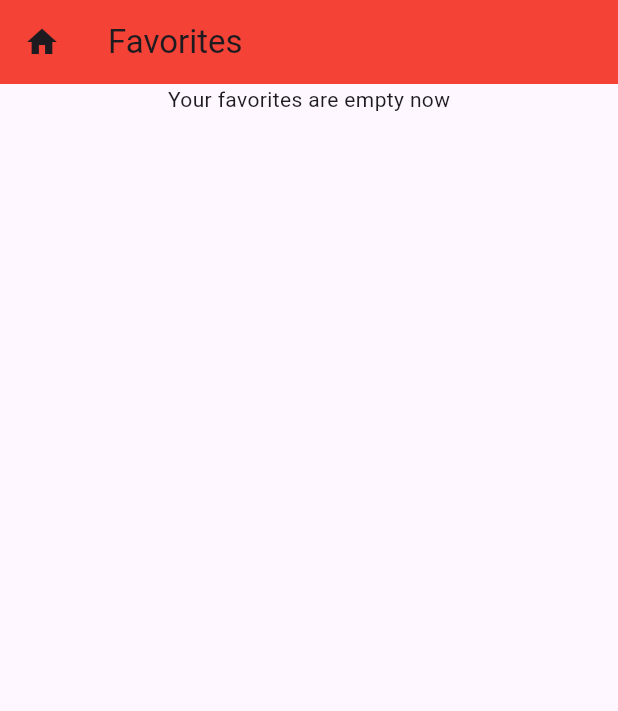
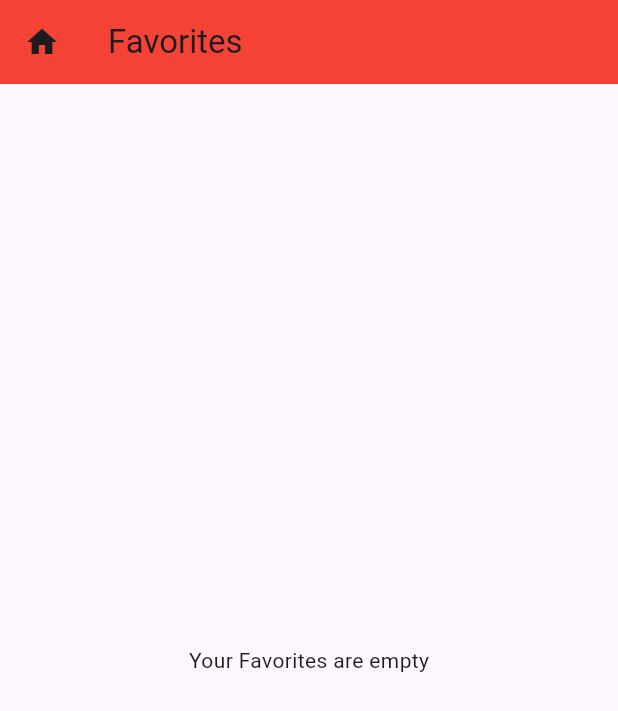
Before and after one commit to Amoako419/Flutter_Semester_Project, a Flutter app: the Favorite screen opened directly, on a phone screen of 412 x 824 dp. Shown: the top 711 px of the screen. Run offline on Flutter 3.47's test engine with Material 3 defaults, Android fonts, the phone set to English and light mode, and no system bars.

Commit message:
initial commit

```diff
--- a/health_monitor/lib/main.dart
+++ b/health_monitor/lib/main.dart
@@ -2,6 +2,8 @@ import 'package:flutter/material.dart';
 import 'package:health_monitor/pages/home_page.dart';
 
 void main() {
+  // ignore: unused_label
+  debugShowCheckedModeBanner:false;
   runApp(const MaterialApp(
      title: 'Health Monitor',
      home: Homepage(),
--- a/health_monitor/lib/pages/home_page.dart
+++ b/health_monitor/lib/pages/home_page.dart
@@ -5,14 +5,17 @@ import 'package:health_monitor/pages/steps.dart';
 class Homepage extends StatefulWidget {
   const Homepage({super.key});
 
+
   @override
   State<StatefulWidget> createState() {
     return _HomePageState();
   }
+
 }
 
 class _HomePageState extends State<Homepage> {
   _HomePageState();
+
 
   @override
   Widget build(BuildContext context) {
@@ -285,13 +288,10 @@ class Favorite extends StatelessWidget{
   ),
   title: const Text("Favorites"),
 ),
-  body: const Column(
-    children: [
-      Center(child: Text("Your favorites are empty now"),
+  body: const Center(
+    child: Text("Your Favorites are empty"),
 
-      ),
-    ],
-  ),
+  )
     );
   }
 }
```
Also changed, not shown: health_monitor/lib/pages/steps.dart (+10 -1 lines).
